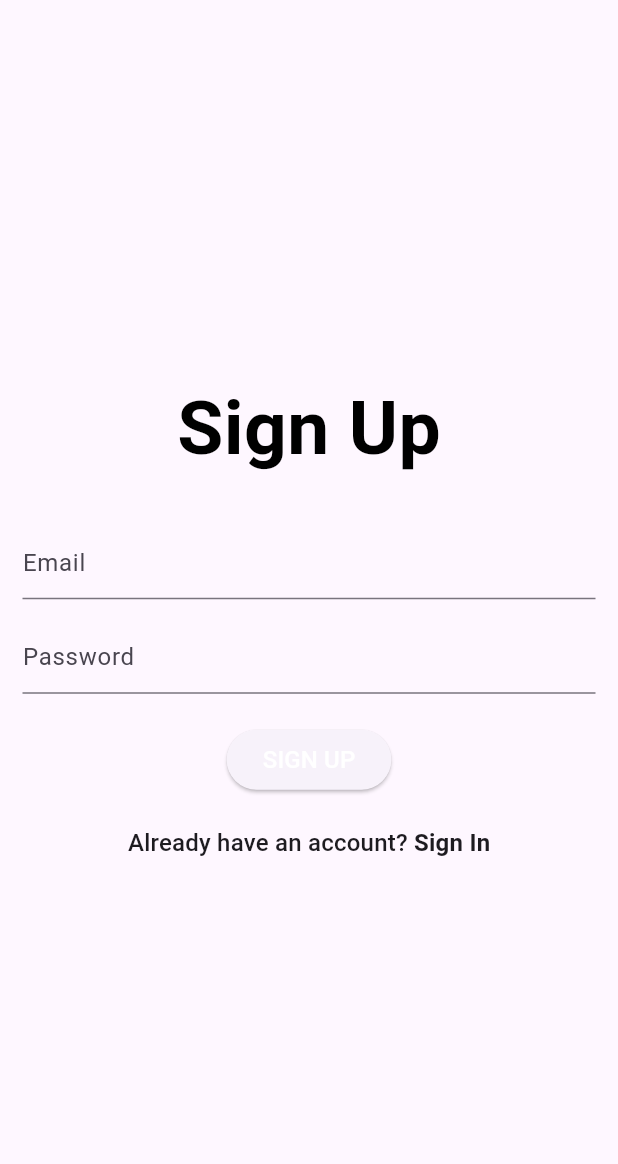
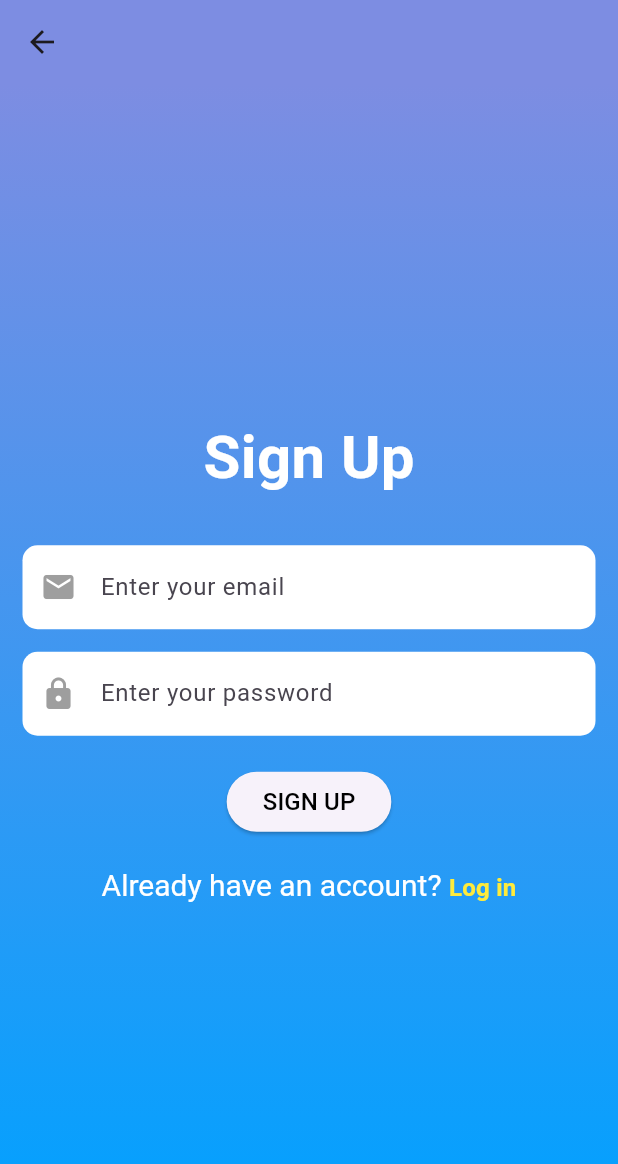
Before and after one commit to chrisG759/firebase-appClone, a Flutter app: the SignUpPage screen opened directly, on a phone screen of 412 x 824 dp. Shown: the top 1164 px of the screen. Run offline on Flutter 3.47's test engine with Material 3 defaults, Android fonts, the phone set to English and light mode, and no system bars; our stand-ins replace firebase_auth, firebase_core; accounts and stored records are empty; network calls fail.

Commit message:
Project Page Layout

```diff
--- a/lib/login.dart
+++ b/lib/login.dart
@@ -57,6 +57,9 @@ class _LoginPageState extends State<LoginPage> {
   @override
   Widget build(BuildContext context) {
     return Scaffold(
+      appBar: AppBar(
+        backgroundColor: backgroundColor,
+      ),
       body: Container(
         width: double.infinity,
         decoration: const BoxDecoration(
@@ -125,6 +128,7 @@ class _LoginPageState extends State<LoginPage> {
                     text: "Don't have an account? ",
                     style: Theme.of(context).textTheme.titleMedium?.copyWith(
                       color: Colors.white,
+                      fontSize: 20
                     ),
                     children: [
                       TextSpan(
--- a/lib/signup.dart
+++ b/lib/signup.dart
@@ -1,6 +1,9 @@
 import 'package:flutter/material.dart';
 import 'package:firebase_auth/firebase_auth.dart';
 import 'login.dart';
+
+const Color backgroundColor = Color(0xFF7D8DE2);
+const Color backgroundColor2 = Color(0xFF00A1FF);
 
 class SignUpPage extends StatefulWidget {
   static route() => MaterialPageRoute(
@@ -40,8 +43,20 @@ class _SignUpPageState extends State<SignUpPage> {
   @override
   Widget build(BuildContext context) {
     return Scaffold(
+      appBar: AppBar(
+        backgroundColor: backgroundColor,
+      ),
       // backgroundColor: Colors.deepPurple,
-      body: Padding(
+      body: Container(
+        width: double.infinity,
+        decoration: const BoxDecoration(
+          gradient: LinearGradient(
+            colors: [backgroundColor, backgroundColor2],
+            begin: Alignment.topCenter,
+            end: Alignment.bottomCenter,
+          ),
+        ),
+        child: Padding(
           padding: const EdgeInsets.all(15.0),
           child: Form(
             key: formKey,
@@ -51,10 +66,9 @@ class _SignUpPageState extends State<SignUpPage> {
                 const Text(
                   'Sign Up',
                   style: TextStyle(
-                  fontSize: 50,
+                    fontSize: 40,
                     fontWeight: FontWeight.bold,
-                  // color: Colors.white,
-                  color: Colors.black,
+                    color: Colors.white,
                   ),
                 ),
                 const SizedBox(height: 10),
@@ -62,7 +76,14 @@ class _SignUpPageState extends State<SignUpPage> {
                 TextFormField(
                   controller: emailController,
                   decoration: const InputDecoration(
-                  hintText: 'Email',
+                    hintText: "Enter your email",
+                    prefixIcon: Icon(Icons.email, color: Colors.grey),
+                    filled: true,
+                    fillColor: Colors.white,
+                    border: OutlineInputBorder(
+                      borderRadius: BorderRadius.all(Radius.circular(10)),
+                      borderSide: BorderSide.none,
+                    ),
                   ),
                   validator: (value) {
                     if (value == null || value.isEmpty) {
@@ -75,7 +96,14 @@ class _SignUpPageState extends State<SignUpPage> {
                 TextFormField(
                   controller: passwordController,
                   decoration: const InputDecoration(
-                  hintText: 'Password',
+                    hintText: "Enter your password",
+                    prefixIcon: Icon(Icons.lock, color: Colors.grey),
+                    filled: true,
+                    fillColor: Colors.white,
+                    border: OutlineInputBorder(
+                      borderRadius: BorderRadius.all(Radius.circular(10)),
+                      borderSide: BorderSide.none,
+                    ),
                   ),
                   obscureText: true,
                   validator: (value) {
@@ -100,7 +128,7 @@ class _SignUpPageState extends State<SignUpPage> {
                     'SIGN UP',
                     style: TextStyle(
                       fontSize: 16,
-                    color: Colors.white,
+                      color: Colors.black,
                       // color: Colors.black,
                     ),
                   ),
@@ -113,14 +141,14 @@ class _SignUpPageState extends State<SignUpPage> {
                   child: RichText(
                     text: TextSpan(
                       text: 'Already have an account? ',
-                    style: Theme.of(context).textTheme.titleMedium,
+                      style: TextStyle(color: Colors.white, fontSize: 20),
                       children: [
                         TextSpan(
-                        text: 'Sign In',
-                        style:
-                        Theme.of(context).textTheme.titleMedium?.copyWith(
-                          fontWeight: FontWeight.bold,
-                        ),
+                          text: 'Log in',
+                          style: Theme.of(context)
+                              .textTheme
+                              .titleMedium
+                              ?.copyWith(fontWeight: FontWeight.bold, color: Colors.yellow),
                         ),
                       ],
                     ),
@@ -130,6 +158,7 @@ class _SignUpPageState extends State<SignUpPage> {
             ),
           ),
         ),
+      )
     );
   }
 }
```
Also changed, not shown: lib/main.dart (+84 -3 lines), lib/projects.dart (added, +34 -0 lines). Lines whose indentation alone changed are shown as unchanged.
